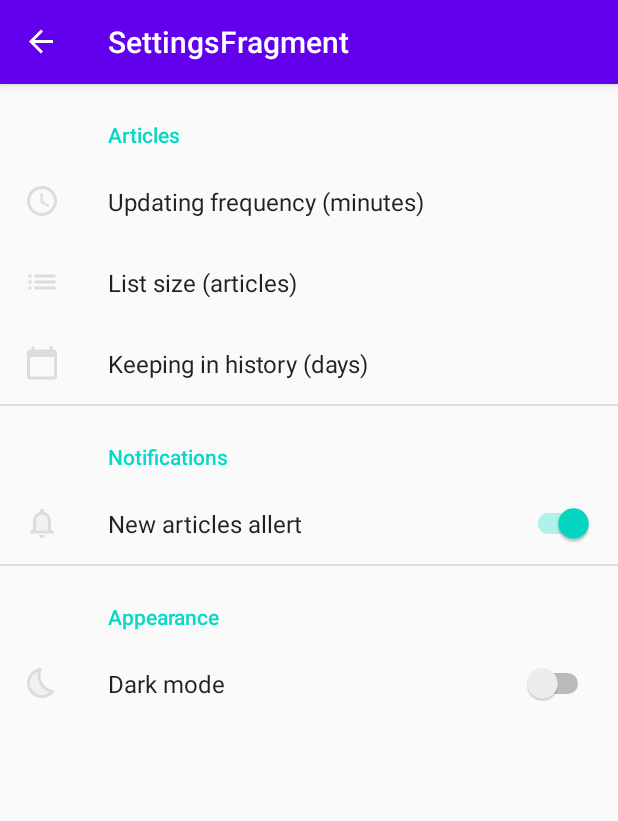
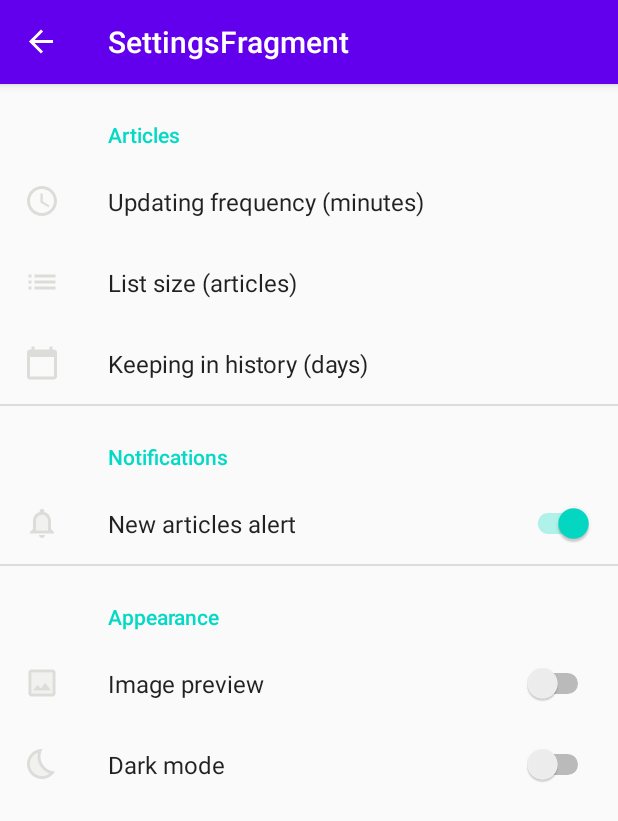
Before and after one commit to Harnet69/Dev_news, an Android app: the SettingsFragment screen opened through its navigation route, on a phone screen of 412 x 824 dp. Shown: the top 821 px of the screen. Run offline under Robolectric (Android 15) with nearby library versions, the phone set to English and light mode, and no system bars; our stand-ins replace Room's generated code, RxJava, androidx.preference, navigation-ui.

Commit message:
Added new preference to settings

```diff
--- /dev/null
+++ b/app/src/main/res/drawable/ic_article_preview_image.xml
@@ -0,0 +1,8 @@
+<vector android:height="24dp" android:tint="#DCDCD8"
+    android:viewportHeight="24" android:viewportWidth="24"
+    android:width="24dp" xmlns:android="http://schemas.android.com/apk/res/android">
+    <path android:fillAlpha="0.3"
+        android:fillColor="@android:color/white"
+        android:pathData="M5,19h14L19,5L5,5v14zM9,13.14l2.14,2.58 3,-3.87L18,17L6,17l3,-3.86z" android:strokeAlpha="0.3"/>
+    <path android:fillColor="@android:color/white" android:pathData="M19,3L5,3c-1.1,0 -2,0.9 -2,2v14c0,1.1 0.9,2 2,2h14c1.1,0 2,-0.9 2,-2L21,5c0,-1.1 -0.9,-2 -2,-2zM19,19L5,19L5,5h14v14zM14.14,11.86l-3,3.86L9,13.14 6,17h12z"/>
+</vector>
--- a/app/src/main/res/values/strings.xml
+++ b/app/src/main/res/values/strings.xml
@@ -3,9 +3,10 @@
     <string name="hello_blank_fragment">Hello blank fragment</string>
     <string name="articles">Articles</string>
     <string name="alerts">Alerts</string>
-    <string name="new_articles_notification">New articles allert</string>
+    <string name="new_articles_notification">New articles alert</string>
     <string name="dark_mode">Dark mode</string>
     <string name="keeping_in_history">Keeping in history (days)</string>
     <string name="articles_list_size">List size (articles)</string>
     <string name="updating_frequency">Updating frequency (minutes)</string>
+    <string name="article_preview_image">Image preview</string>
 </resources>
--- a/app/src/main/res/xml/preferences.xml
+++ b/app/src/main/res/xml/preferences.xml
@@ -46,6 +46,14 @@
 
         <SwitchPreference
             android:defaultValue="false"
+            android:icon="@drawable/ic_article_preview_image"
+            android:key="article_preview_image"
+            android:selectAllOnFocus="true"
+            android:singleLine="true"
+            android:title="@string/article_preview_image" />
+
+        <SwitchPreference
+            android:defaultValue="false"
             android:icon="@drawable/ic_bed_time"
             android:key="dark_theme"
             android:selectAllOnFocus="true"
```
